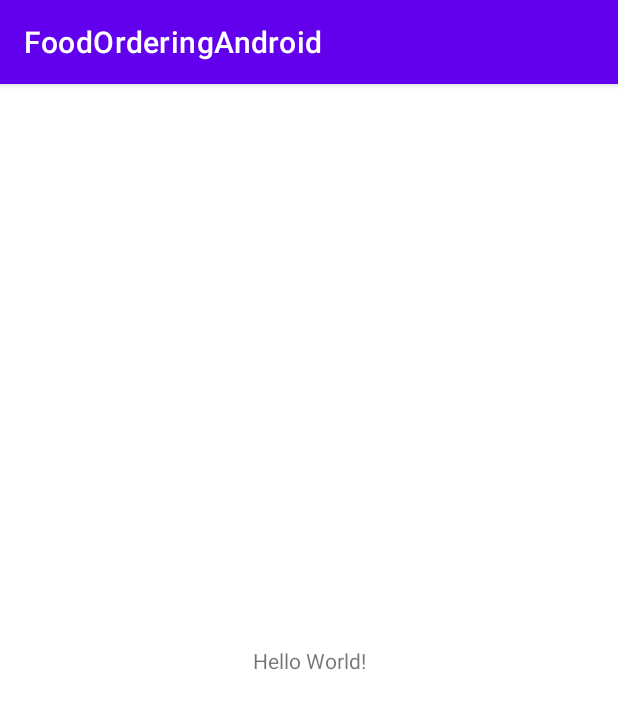
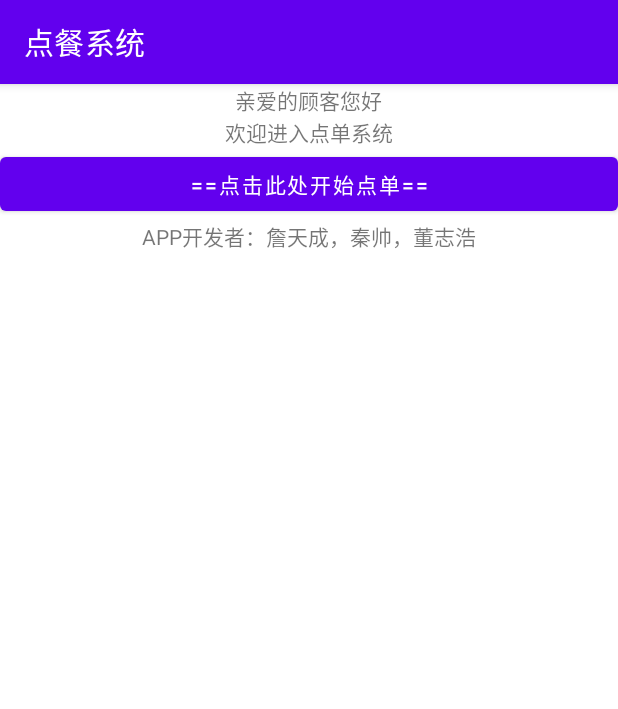
Before and after one commit to KevinAlvlay/FoodOrderingAndroid, an Android app: the screen it shows after launch (MainActivity), on a phone screen of 412 x 824 dp. Shown: the top 709 px of the screen. Run offline under Robolectric (Android 15) with nearby library versions, the phone set to English and light mode, and no system bars.

Commit message:
2022/10/10 add the starting page(without layout adjustment)

```diff
--- a/app/src/main/AndroidManifest.xml
+++ b/app/src/main/AndroidManifest.xml
@@ -14,7 +14,6 @@
                 android:exported="true">
             <intent-filter>
                 <action android:name="android.intent.action.MAIN"/>
-
                 <category android:name="android.intent.category.LAUNCHER"/>
             </intent-filter>
         </activity>
--- a/app/src/main/java/com/example/foodorderingandroid/MainActivity.java
+++ b/app/src/main/java/com/example/foodorderingandroid/MainActivity.java
@@ -9,6 +9,6 @@ public class MainActivity extends AppCompatActivity {
     protected void onCreate(Bundle savedInstanceState) {
         super.onCreate(savedInstanceState);
         setContentView(R.layout.activity_main);
-        //Test
+
     }
 }
--- a/app/src/main/res/layout/activity_main.xml
+++ b/app/src/main/res/layout/activity_main.xml
@@ -1,18 +1,31 @@
 <?xml version="1.0" encoding="utf-8"?>
-<androidx.constraintlayout.widget.ConstraintLayout
-        xmlns:android="http://schemas.android.com/apk/res/android"
-        xmlns:tools="http://schemas.android.com/tools"
-        xmlns:app="http://schemas.android.com/apk/res-auto"
-        android:layout_width="match_parent"
-        android:layout_height="match_parent"
-        tools:context=".MainActivity">
+<LinearLayout xmlns:android="http://schemas.android.com/apk/res/android"
+              xmlns:app="http://schemas.android.com/apk/res-auto" android:orientation="vertical"
+              android:layout_width="match_parent"
+              android:layout_height="match_parent">
+
     <TextView
             android:layout_width="wrap_content"
             android:layout_height="wrap_content"
-            android:text="Hello World!"
-            app:layout_constraintBottom_toBottomOf="parent"
-            app:layout_constraintLeft_toLeftOf="parent"
-            app:layout_constraintRight_toRightOf="parent"
-            app:layout_constraintTop_toTopOf="parent"/>
+            android:text="@string/start_1"
+            android:layout_gravity="center_horizontal"/>
 
-</androidx.constraintlayout.widget.ConstraintLayout>
+    <TextView
+            android:layout_width="wrap_content"
+            android:layout_height="wrap_content"
+            android:text="@string/start_2"
+            android:layout_gravity="center_horizontal"/>
+
+    <Button
+            android:id="@+id/Button_start"
+            android:text="@string/start_3"
+            android:layout_width="match_parent"
+            android:layout_height="wrap_content"/>
+
+    <TextView
+            android:layout_width="wrap_content"
+            android:layout_height="wrap_content"
+            android:text="@string/start_4"
+            android:layout_gravity="center_horizontal"/>
+
+</LinearLayout>
--- a/app/src/main/res/values/strings.xml
+++ b/app/src/main/res/values/strings.xml
@@ -1,3 +1,8 @@
 <resources>
-    <string name="app_name">FoodOrderingAndroid</string>
+    <string name="app_name">点餐系统</string>
+    <string name="start_1">亲爱的顾客您好</string>
+    <string name="start_2">欢迎进入点单系统</string>
+    <string name="start_3">==点击此处开始点单==</string>
+    <string name="start_4">APP开发者：詹天成，秦帅，董志浩</string>
+
 </resources>
```
Also changed, not shown: 1 other file.
